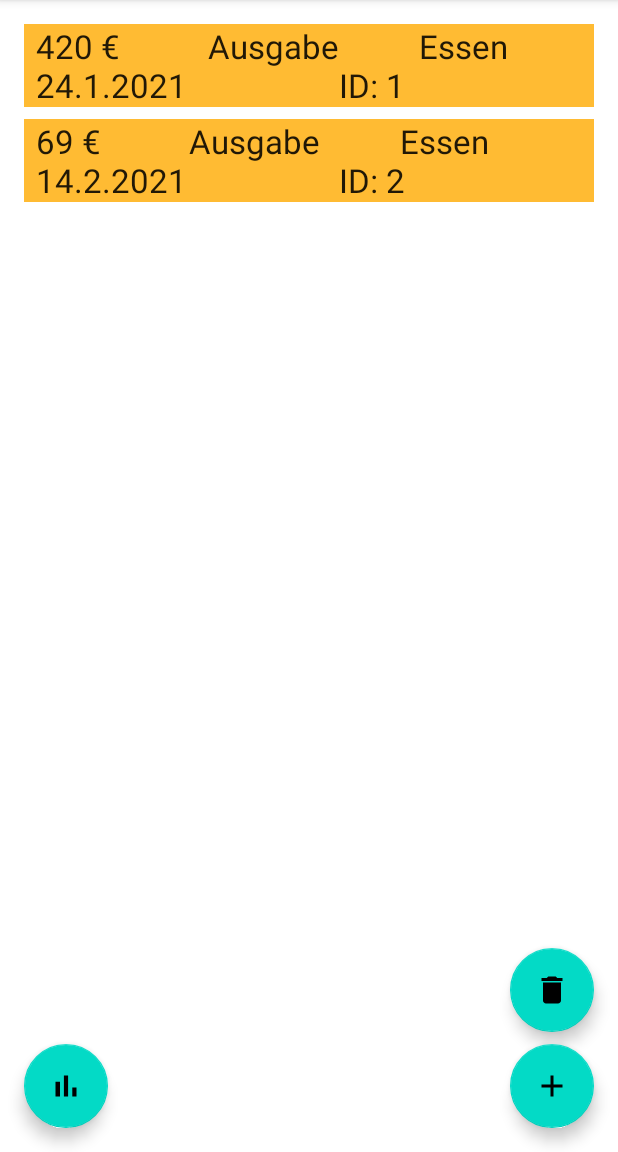
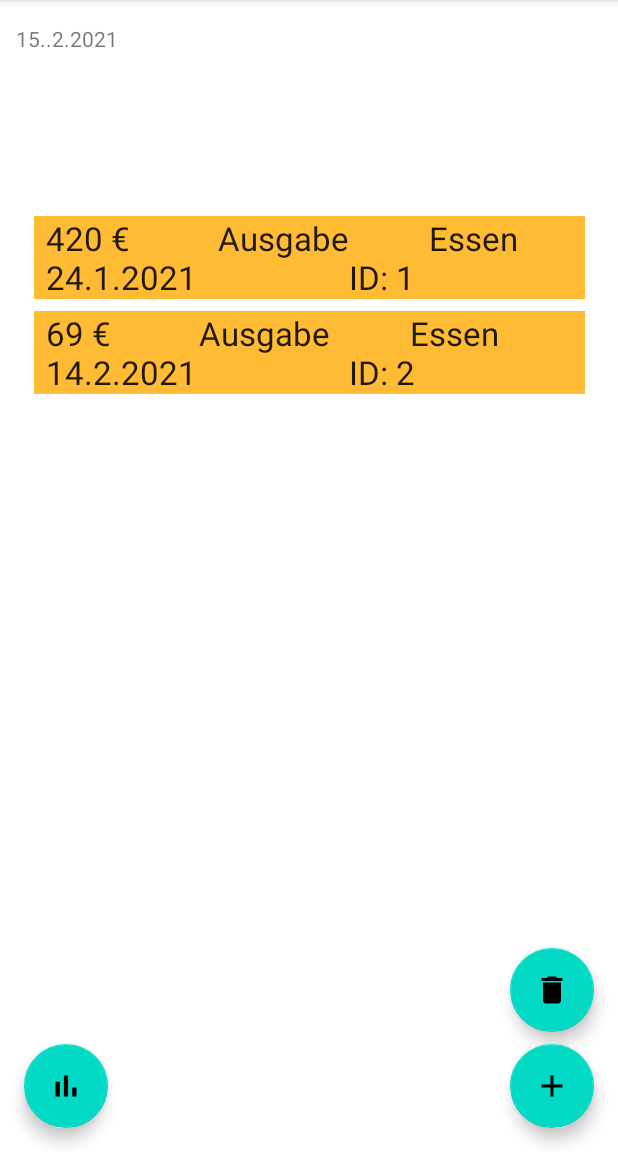
Before and after one commit to LucaM24/FinanceLast, an Android app: the screen it shows after launch (MainActivity), on a phone screen of 412 x 824 dp, the part 84-1236 px from its top. Run offline under Robolectric (Android 15) with nearby library versions, the phone set to English and light mode, and no system bars; our stand-ins replace Room's generated code.

```diff
--- a/app/src/main/java/com/example/finanzenroom/MainActivity.kt
+++ b/app/src/main/java/com/example/finanzenroom/MainActivity.kt
@@ -8,12 +8,14 @@ import android.os.Bundle
 import android.view.Menu
 import android.view.MenuItem
 import android.widget.Button
+import android.widget.TextView
 import android.widget.Toast
 import androidx.activity.viewModels
 import androidx.lifecycle.Observer
 import androidx.recyclerview.widget.LinearLayoutManager
 import androidx.recyclerview.widget.RecyclerView
 import com.google.android.material.floatingactionbutton.FloatingActionButton
+import java.util.*
 
 class MainActivity : AppCompatActivity() {
     private val newTransactionActivityRequestCode = 1
@@ -47,6 +49,13 @@ class MainActivity : AppCompatActivity() {
             // Update the cached copy of the words in the adapter.
             transaction?.let { adapter.submitList(it) }
         })
+
+        var datumTextView = findViewById<TextView>(R.id.datumtextview)
+        var c = Calendar.getInstance()
+        var year = c.get(Calendar.YEAR)
+        var month = c.get(Calendar.MONTH) + 1
+        var day = c.get(Calendar.DAY_OF_MONTH)
+        datumTextView.text = ""+day+"."+"."+month+"."+year
 
         val fab = findViewById<FloatingActionButton>(R.id.fab)
         fab.setOnClickListener {
--- a/app/src/main/res/layout/activity_main.xml
+++ b/app/src/main/res/layout/activity_main.xml
@@ -8,15 +8,14 @@
 
     <androidx.recyclerview.widget.RecyclerView
         android:id="@+id/recyclerview"
-        android:layout_width="0dp"
-        android:layout_height="0dp"
+        android:layout_width="399dp"
+        android:layout_height="385dp"
         android:padding="@dimen/big_padding"
         app:layout_constraintBottom_toBottomOf="parent"
-        app:layout_constraintHorizontal_bias="0.0"
         app:layout_constraintLeft_toLeftOf="parent"
         app:layout_constraintRight_toRightOf="parent"
         app:layout_constraintTop_toTopOf="parent"
-        app:layout_constraintVertical_bias="0.0"
+        app:layout_constraintVertical_bias="0.334"
         tools:listitem="@layout/recyclerview_item" />
 
     <com.google.android.material.floatingactionbutton.FloatingActionButton
@@ -55,4 +54,15 @@
         app:layout_constraintEnd_toEndOf="parent"
         app:srcCompat="@drawable/ic_baseline_delete_24" />
 
+    <TextView
+        android:id="@+id/datumtextview"
+        android:layout_width="141dp"
+        android:layout_height="41dp"
+        android:layout_marginTop="16dp"
+        android:text="TextView"
+        app:layout_constraintEnd_toEndOf="parent"
+        app:layout_constraintHorizontal_bias="0.039"
+        app:layout_constraintStart_toStartOf="parent"
+        app:layout_constraintTop_toTopOf="parent" />
+
 </androidx.constraintlayout.widget.ConstraintLayout>
```
